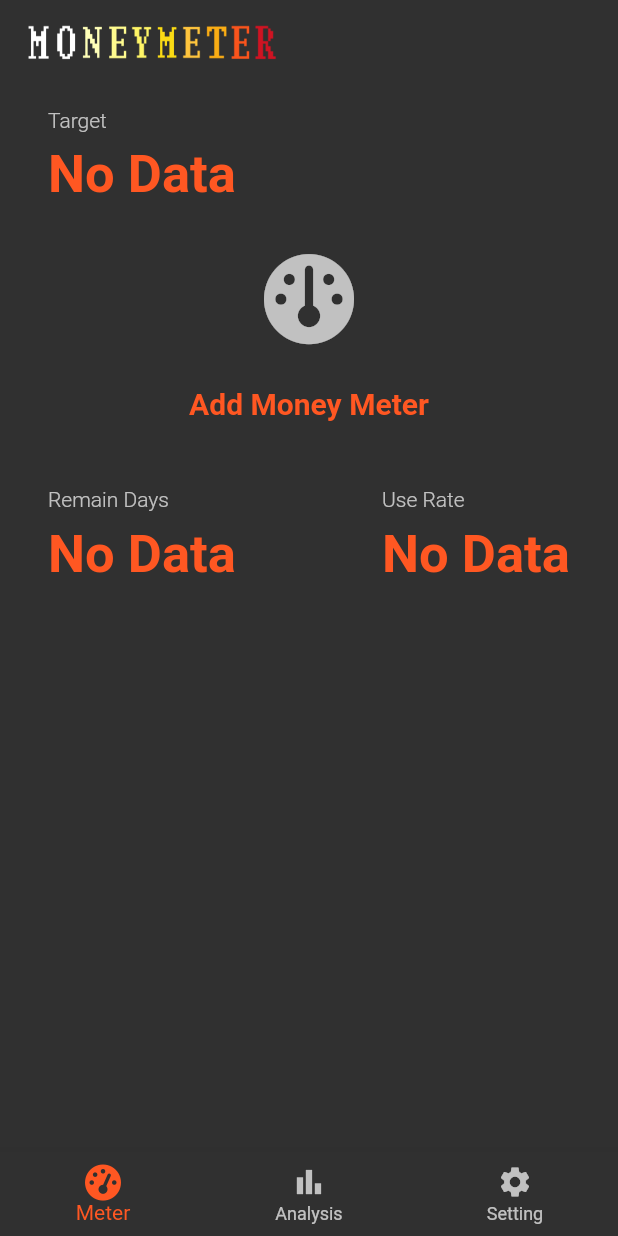
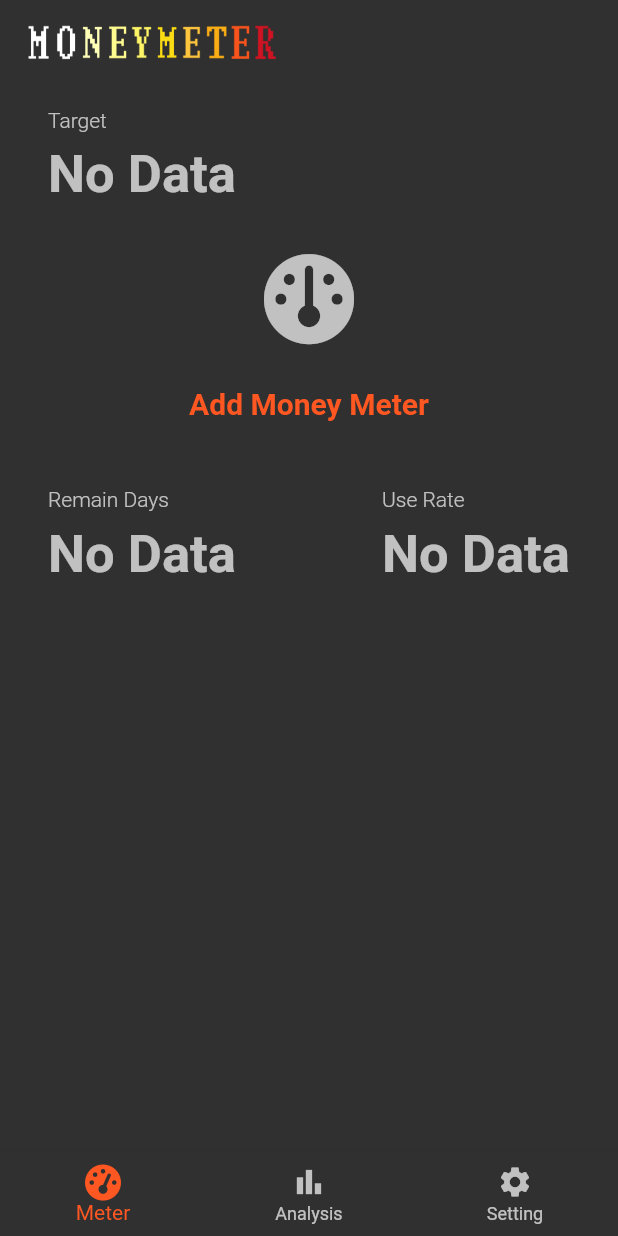
Before and after one commit to kolbe-ryo/budget_scouter, a Flutter app: the UsemoneyInpuModal screen opened directly, after a tap on "OK", on a phone screen of 412 x 824 dp. Run offline on Flutter 3.47's test engine with Material 2 defaults, Android fonts, the phone set to English and light mode, and no system bars; drawn by our look-alikes of google_mobile_ads; our stand-ins replace flutter_riverpod, font_awesome_flutter, freezed_annotation, pie_chart, shared_preferences; accounts and stored records are empty; generated files the repository leaves out were written again; network calls fail.

Commit message:
create keyboard

```diff
--- /dev/null
+++ b/lib/enum/keyboard_value_enum.dart
@@ -0,0 +1,45 @@
+enum KeyboardValue {
+  one,
+  two,
+  three,
+  four,
+  five,
+  six,
+  seven,
+  eight,
+  nine,
+  clear,
+  zero,
+  ok,
+}
+
+extension KeyboardValueExt on KeyboardValue {
+  String get value {
+    switch (this) {
+      case KeyboardValue.one:
+        return '1';
+      case KeyboardValue.two:
+        return '2';
+      case KeyboardValue.three:
+        return '3';
+      case KeyboardValue.four:
+        return '4';
+      case KeyboardValue.five:
+        return '5';
+      case KeyboardValue.six:
+        return '6';
+      case KeyboardValue.seven:
+        return '7';
+      case KeyboardValue.eight:
+        return '8';
+      case KeyboardValue.nine:
+        return '9';
+      case KeyboardValue.clear:
+        return 'C';
+      case KeyboardValue.zero:
+        return '0';
+      case KeyboardValue.ok:
+        return 'OK';
+    }
+  }
+}
--- a/lib/enum/meter_in_out_enum.dart
+++ b/lib/enum/meter_in_out_enum.dart
@@ -7,7 +7,7 @@ enum MeterInOutEnum {
 }
 
 extension MeterInOutEnumExt on MeterInOutEnum {
-  Color color() {
+  Color get color {
     switch (this) {
       case MeterInOutEnum.inner:
         return Colors.black;
--- a/lib/view/common/input_tile.dart
+++ b/lib/view/common/input_tile.dart
@@ -1,5 +1,4 @@
 // Flutter imports:
-import 'package:budget_scouter/view/modal/use_money_input_model.dart';
 import 'package:flutter/material.dart';
 import 'package:flutter/services.dart';
 
@@ -18,7 +17,6 @@ class InputTile extends ConsumerWidget {
     required this.hintText,
     required this.numOnly,
     required this.isTarget,
-    this.isUseMoney = false,
     Key? key,
   }) : super(key: key);
 
@@ -26,7 +24,6 @@ class InputTile extends ConsumerWidget {
   final String hintText;
   final bool numOnly;
   final bool isTarget;
-  final bool isUseMoney;
 
   @override
   Widget build(BuildContext context, WidgetRef ref) {
@@ -40,7 +37,6 @@ class InputTile extends ConsumerWidget {
           ),
         ),
         TextFormField(
-            autofocus: isUseMoney,
           decoration: InputDecoration(
             hintText: hintText,
             hintStyle: kTextStyleHint,
@@ -50,14 +46,15 @@ class InputTile extends ConsumerWidget {
           keyboardType: numOnly ? TextInputType.number : null,
           style: kTextStyleSecondary,
           onChanged: (String text) {
-              if (isUseMoney) {
-                ref.read(useMoneyState.state).update((state) => int.parse(text));
-              } else {
             ref.read(initialMoneyMeterStateProvider.state).update(
-                      (state) => isTarget ? state.copyWith(target: text) : state.copyWith(initBalance: int.parse(text)),
+                  (state) => isTarget
+                      ? state.copyWith(target: text)
+                      : state.copyWith(
+                          initBalance: int.parse(text),
+                        ),
                 );
-              }
-            }),
+          },
+        ),
       ],
     );
   }
--- /dev/null
+++ b/lib/view/common/keyboard.dart
@@ -0,0 +1,65 @@
+// Flutter imports:
+import 'package:flutter/material.dart';
+
+// Package imports:
+import 'package:flutter_riverpod/flutter_riverpod.dart';
+
+// Project imports:
+import '../../constant/style.dart';
+import '../../enum/keyboard_value_enum.dart';
+import '../modal/use_money_input_model.dart';
+import '../page/money_meter_page.dart';
+
+class Keyboard extends ConsumerWidget {
+  const Keyboard({Key? key}) : super(key: key);
+
+  @override
+  Widget build(BuildContext context, WidgetRef ref) {
+    return SizedBox(
+      height: MediaQuery.of(context).size.height / 2,
+      child: GridView.count(
+        childAspectRatio: 1.2,
+        crossAxisCount: 3,
+        crossAxisSpacing: 5.0,
+        mainAxisSpacing: 5.0,
+        children: KeyboardValue.values.map((key) {
+          return GridTile(
+            child: ElevatedButton(
+              child: Text(
+                key.value,
+                style: kTextStyleCaption(size: 30),
+              ),
+              onPressed: () {
+                final isBack = _setValue(key, ref);
+                if (isBack) {
+                  Navigator.of(context).pop();
+                }
+              },
+              style: ElevatedButton.styleFrom(
+                elevation: 10.0,
+                primary: kDarkBackColor,
+                shadowColor: Colors.black,
+              ),
+            ),
+          );
+        }).toList(),
+      ),
+    );
+  }
+
+  bool _setValue(KeyboardValue key, WidgetRef ref) {
+    switch (key) {
+      case KeyboardValue.clear:
+        ref.read(useMoneyState.state).update((state) => 0);
+        return false;
+      case KeyboardValue.ok:
+        final money = ref.watch(useMoneyState);
+        ref.read(moneyMeterProvider.notifier).use(money);
+        ref.read(useMoneyState.state).update((state) => 0);
+        return true;
+      default:
+        ref.read(useMoneyState.state).update((state) => int.parse(state.toString() + key.value));
+        return false;
+    }
+  }
+}
--- a/lib/view/common/top_caption_texts.dart
+++ b/lib/view/common/top_caption_texts.dart
@@ -5,10 +5,16 @@ import 'package:flutter/material.dart';
 import '../../constant/style.dart';
 
 class TopCaptionTexts extends StatelessWidget {
-  const TopCaptionTexts({Key? key, required this.title, required this.content}) : super(key: key);
+  const TopCaptionTexts({
+    Key? key,
+    required this.title,
+    required this.content,
+    required this.isNodata,
+  }) : super(key: key);
 
   final String title;
   final String content;
+  final bool isNodata;
 
   @override
   Widget build(BuildContext context) {
@@ -19,7 +25,7 @@ class TopCaptionTexts extends StatelessWidget {
         const SizedBox(height: kSpacing / 2),
         Text(
           content,
-          style: kTextStyleCaption(),
+          style: kTextStyleCaption(color: isNodata ? kDarkTextColor : kThemeColor),
         ),
       ],
     );
--- a/lib/view/modal/use_money_input_model.dart
+++ b/lib/view/modal/use_money_input_model.dart
@@ -1,9 +1,17 @@
-import 'package:budget_scouter/constant/style.dart';
-import 'package:budget_scouter/view/common/app_bar.dart';
-import 'package:budget_scouter/view/common/input_tile.dart';
-import 'package:budget_scouter/view/page/money_meter_page.dart';
+// Flutter imports:
 import 'package:flutter/material.dart';
+
+// Package imports:
 import 'package:flutter_riverpod/flutter_riverpod.dart';
+import 'package:font_awesome_flutter/font_awesome_flutter.dart';
+
+// Project imports:
+import '../../constant/style.dart';
+import '../../enum/currency_data_enum.dart';
+import '../../util/number_formatter.dart';
+import '../common/app_bar.dart';
+import '../common/keyboard.dart';
+import '../page/money_meter_page.dart';
 
 final useMoneyState = StateProvider<int>(((ref) => 0));
 
@@ -12,33 +20,40 @@ class UsemoneyInpuModal extends ConsumerWidget {
 
   @override
   Widget build(BuildContext context, WidgetRef ref) {
-    return Scaffold(
+    return WillPopScope(
+      onWillPop: () {
+        ref.read(useMoneyState.state).update((state) => 0);
+        return Future<bool>.value(true);
+      },
+      child: Scaffold(
         appBar: CustomAppBar.appBar,
         body: Padding(
           padding: const EdgeInsets.all(kSpacing),
           child: Column(
+            mainAxisAlignment: MainAxisAlignment.spaceEvenly,
+            children: [
+              Text(
+                'Use Money',
+                style: kTextStyleCaption(),
+              ),
+              Row(
                 mainAxisAlignment: MainAxisAlignment.center,
                 children: [
-            const InputTile(
-              title: 'Consumption Money',
-              hintText: 'Input use money / ex) 1200',
-              numOnly: true,
-              isTarget: false,
-              isUseMoney: true,
+                  FaIcon(
+                    ref.watch(moneyMeterProvider.select((state) => state.currency)).icon,
+                    color: kDarkTextColor,
+                    size: 35,
                   ),
-            const SizedBox(height: kSpacing),
-            TextButton(
-              child: const Text(
-                'OK',
-                style: kTextStylePrimary,
-              ),
-              onPressed: () async {
-                final useMoney = ref.watch(useMoneyState);
-                ref.read(moneyMeterProvider.notifier).use(useMoney);
-                Navigator.of(context).pop();
-              },
+                  const SizedBox(width: kSpacing),
+                  Text(
+                    NumberFormatter.currencyFormatter(ref.watch(useMoneyState)),
+                    style: kTextStyleCaption(color: kDarkTextColor),
                   ),
                 ],
+              ),
+              const Keyboard(),
+            ],
+          ),
         ),
       ),
     );
--- a/lib/view/money_meter/meter_widget.dart
+++ b/lib/view/money_meter/meter_widget.dart
@@ -33,7 +33,7 @@ class MeterWidget extends ConsumerWidget {
           maxWidth: meterRadius.constraints(_constraints),
         ),
         child: PieChart(
-          baseChartColor: inOutCircle.color(),
+          baseChartColor: inOutCircle.color,
           chartRadius: meterRadius.radius(_constraints),
           chartType: ChartType.ring,
           chartValuesOptions: const ChartValuesOptions(showChartValues: false),
--- a/lib/view/page/money_meter_page.dart
+++ b/lib/view/page/money_meter_page.dart
@@ -1,11 +1,11 @@
 // Flutter imports:
-import 'package:budget_scouter/view/modal/use_money_input_model.dart';
 import 'package:flutter/material.dart';
 
 // Package imports:
 import 'package:flutter_riverpod/flutter_riverpod.dart';
 
 // Project imports:
+import '../modal/use_money_input_model.dart';
 import '../../constant/style.dart';
 import '../../model/money_meter_model.dart';
 import '../common/top_caption_texts.dart';
@@ -23,7 +23,7 @@ class MoneyMeterPage extends ConsumerWidget {
 
   @override
   Widget build(BuildContext context, WidgetRef ref) {
-    final hadData = ref.watch(moneyMeterProvider.select((state) => state.hasdata));
+    final hasData = ref.watch(moneyMeterProvider.select((state) => state.hasdata));
     AsyncValue<MoneyMeterModel> moneyMeterModel = ref.watch(moneyData);
 
     return Scaffold(
@@ -33,14 +33,15 @@ class MoneyMeterPage extends ConsumerWidget {
         data: (data) => SingleChildScrollView(
           physics: const NeverScrollableScrollPhysics(),
           child: Column(
-            mainAxisAlignment: MainAxisAlignment.center,
+            mainAxisAlignment: MainAxisAlignment.spaceBetween,
             crossAxisAlignment: CrossAxisAlignment.stretch,
             children: [
               Padding(
                 padding: const EdgeInsets.fromLTRB(kSpacing, 0, 0, kSpacing * 2),
                 child: TopCaptionTexts(
                   title: 'Target',
-                  content: hadData ? ref.watch(moneyMeterProvider.select((state) => state.target)) : 'No Data',
+                  content: hasData ? ref.watch(moneyMeterProvider.select((state) => state.target)) : 'No Data',
+                  isNodata: !hasData,
                 ),
               ),
               GestureDetector(
@@ -61,13 +62,15 @@ class MoneyMeterPage extends ConsumerWidget {
                   children: [
                     TopCaptionTexts(
                       title: 'Remain Days',
-                      content: hadData ? ref.watch(moneyMeterProvider.notifier).remainDays : 'No Data',
+                      content: hasData ? ref.watch(moneyMeterProvider.notifier).remainDays : 'No Data',
+                      isNodata: !hasData,
                     ),
                     TopCaptionTexts(
                       title: 'Use Rate',
-                      content: hadData
+                      content: hasData
                           ? '${ref.watch(moneyMeterProvider.select((state) => state.balanceRatio))}%'
                           : 'No Data',
+                      isNodata: !hasData,
                     ),
                   ],
                 ),
--- a/lib/view/page/top_page.dart
+++ b/lib/view/page/top_page.dart
@@ -1,11 +1,11 @@
 // Flutter imports:
-import 'package:budget_scouter/util/admob.dart';
 import 'package:flutter/material.dart';
 
 // Package imports:
 import 'package:flutter_riverpod/flutter_riverpod.dart';
 
 // Project imports:
+import '../../util/admob.dart';
 import '../../constant/style.dart';
 import '../../enum/bottom_navigation_bar_enum.dart';
 import '../common/app_bar.dart';
```
Lines whose indentation alone changed are shown as unchanged.
